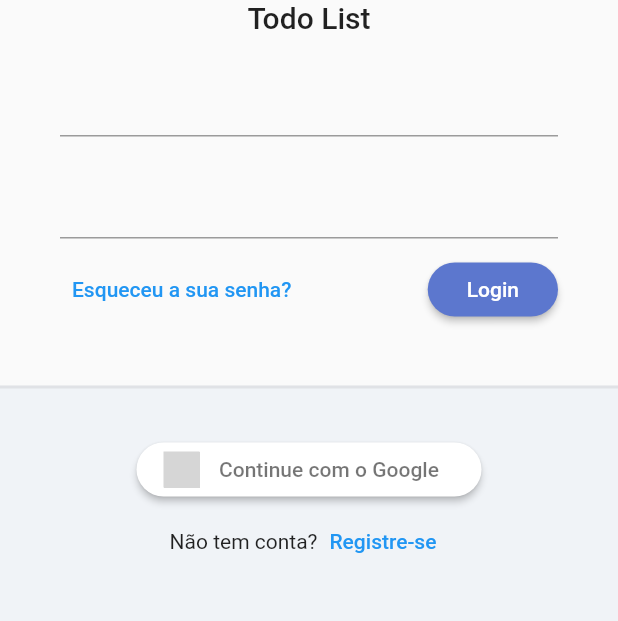
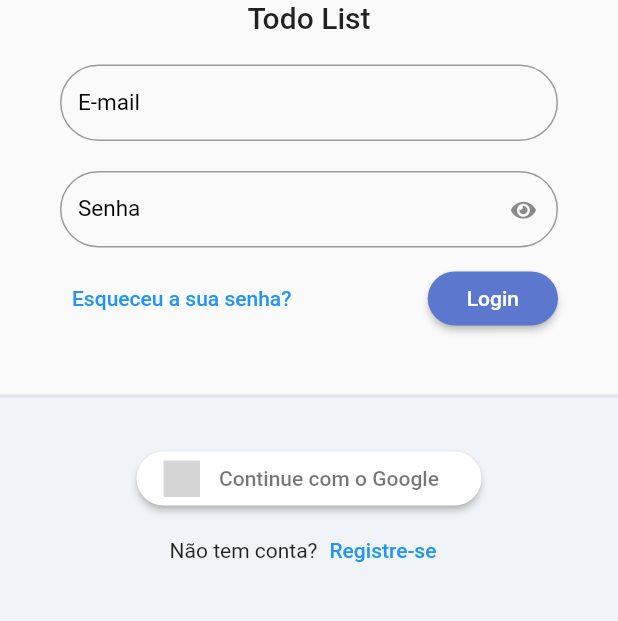
Before and after one commit to dionatanlaranjeira/todo_list_provider, a Flutter app: the screen it shows after launch, on a phone screen of 412 x 824 dp, the part 315-936 px from its top. Run offline on Flutter 3.47's test engine with Material 2 defaults, Android fonts, the phone set to English and light mode, and no system bars; drawn by our look-alikes of sign_in_button; our stand-ins replace google_fonts, sqflite, sqflite_common, synchronized; accounts and stored records are empty; Roboto replaces fonts that are missing (Mandali); grey boxes are pictures that could not be loaded.

Commit message:
loginpage textformfield

```diff
--- /dev/null
+++ b/lib/app/core/ui/todo_list_icons.dart
@@ -0,0 +1,30 @@
+/// Flutter icons TodoListIcons
+/// Copyright (C) 2023 by original authors @ fluttericon.com, fontello.com
+/// This font was generated by FlutterIcon.com, which is derived from Fontello.
+///
+/// To use this font, place it in your fonts/ directory and include the
+/// following in your pubspec.yaml
+///
+/// flutter:
+///   fonts:
+///    - family:  TodoListIcons
+///      fonts:
+///       - asset: fonts/TodoListIcons.ttf
+///
+///
+/// * Font Awesome 5, Copyright (C) 2016 by Dave Gandy
+///         Author:    Dave Gandy
+///         License:   SIL (https://github.com/FortAwesome/Font-Awesome/blob/master/LICENSE.txt)
+///         Homepage:  http://fortawesome.github.com/Font-Awesome/
+///
+import 'package:flutter/widgets.dart';
+
+class TodoListIcons {
+  TodoListIcons._();
+
+  static const _kFontFam = 'TodoListIcons';
+  static const String? _kFontPkg = null;
+
+  static const IconData eye = IconData(0xf06e, fontFamily: _kFontFam, fontPackage: _kFontPkg);
+  static const IconData eye_slash = IconData(0xf070, fontFamily: _kFontFam, fontPackage: _kFontPkg);
+}
--- /dev/null
+++ b/lib/app/core/widgets/todo_list_field.dart
@@ -0,0 +1,50 @@
+import 'package:flutter/material.dart';
+import 'package:todo_list_provider/app/core/ui/todo_list_icons.dart';
+
+class TodoListField extends StatelessWidget {
+  final String label;
+  final IconButton? suffixIconButton;
+  final bool obscureText;
+
+  const TodoListField({
+    Key? key,
+    required this.label,
+    this.suffixIconButton,
+    this.obscureText = false,
+  })  : assert(
+          obscureText == true ? suffixIconButton == null : true,
+          'obscureText não pode ser enviado em conjunto com suffixIconButton',
+        ),
+        super(key: key);
+
+  @override
+  Widget build(BuildContext context) {
+    return TextFormField(
+      decoration: InputDecoration(
+        labelText: label,
+        labelStyle: const TextStyle(fontSize: 15, color: Colors.black),
+        border: OutlineInputBorder(
+          borderRadius: BorderRadius.circular(30),
+        ),
+        errorBorder: OutlineInputBorder(
+          borderRadius: BorderRadius.circular(30),
+          borderSide: const BorderSide(
+            color: Colors.red,
+          ),
+        ),
+        isDense: true,
+        suffixIcon: suffixIconButton ??
+            (obscureText == true
+                ? IconButton(
+                    icon: const Icon(
+                      TodoListIcons.eye,
+                      size: 15,
+                    ),
+                    onPressed: () {},
+                  )
+                : null),
+      ),
+      obscureText: obscureText,
+    );
+  }
+}
--- a/lib/app/modules/auth/login/login_page.dart
+++ b/lib/app/modules/auth/login/login_page.dart
@@ -1,6 +1,7 @@
 import 'package:flutter/material.dart';
 import 'package:sign_in_button/sign_in_button.dart';
-import 'package:todo_list_provider/app/widgets/todo_list_logo.dart';
+import 'package:todo_list_provider/app/core/widgets/todo_list_field.dart';
+import 'package:todo_list_provider/app/core/widgets/todo_list_logo.dart';
 
 class LoginPage extends StatelessWidget {
   const LoginPage({
@@ -34,9 +35,14 @@ class LoginPage extends StatelessWidget {
                       child: Form(
                         child: Column(
                           children: [
-                            TextFormField(),
+                             TodoListField(
+                              label: 'E-mail',
+                            ),
                             const SizedBox(height: 20),
-                            TextFormField(),
+                             TodoListField(
+                              label: 'Senha',
+                              obscureText: true,
+                            ),
                             const SizedBox(height: 10),
                             Row(
                               mainAxisAlignment: MainAxisAlignment.spaceBetween,
@@ -89,10 +95,15 @@ class LoginPage extends StatelessWidget {
                                 borderSide: BorderSide.none),
                             onPressed: () {},
                           ),
-                          Row(mainAxisAlignment: MainAxisAlignment.center, children: [
-                            const Text('Não tem conta?'),
-                            TextButton(onPressed: (){}, child: const Text('Registre-se'))
-                          ],)
+                          Row(
+                            mainAxisAlignment: MainAxisAlignment.center,
+                            children: [
+                              const Text('Não tem conta?'),
+                              TextButton(
+                                  onPressed: () {},
+                                  child: const Text('Registre-se'))
+                            ],
+                          )
                         ],
                       ),
                     ))
```
Also changed, not shown: pubspec.yaml (+4 -4 lines), assets/fonts/TodoListIcons.ttf (added), lib/app/core/widgets/todo_list_logo.dart (renamed from lib/app/widgets/todo_list_logo.dart).
